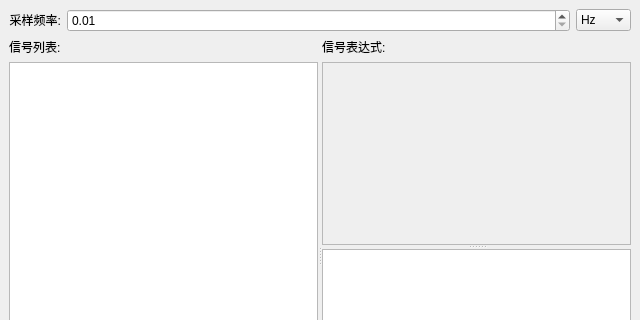
The window that ui/mainWindow.ui (ZZH-Finzlize/signal-test-box) describes before a commit, drawn with Qt 5; both pictures show x 0 to 640 and y 0 to 320 of the 640 by 480 pixel window.
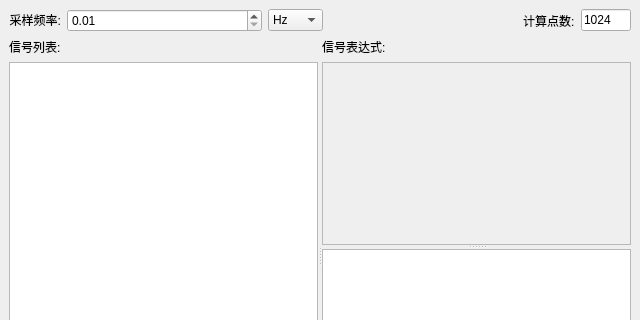
The same window after the commit. Custom widgets are drawn as their Qt base class.

Commit message: # 加入无参数函数支持,内置函数新增随机函数,新增计算点数配置

Patch:
```diff
--- a/ui/mainWindow.ui
+++ b/ui/mainWindow.ui
@@ -58,7 +58,7 @@
       <item>
        <widget class="QComboBox" name="pFsScale">
         <property name="currentText">
-         <string>Hz</string>
+         <string>KHz</string>
         </property>
         <item>
          <property name="text">
@@ -77,6 +77,54 @@
         </item>
        </widget>
       </item>
+      <item>
+       <spacer name="horizontalSpacer">
+        <property name="orientation">
+         <enum>Qt::Horizontal</enum>
+        </property>
+        <property name="sizeHint" stdset="0">
+         <size>
+          <width>40</width>
+          <height>20</height>
+         </size>
+        </property>
+       </spacer>
+      </item>
+      <item>
+       <widget class="QLabel" name="label_4">
+        <property name="text">
+         <string>计算点数:</string>
+        </property>
+       </widget>
+      </item>
+      <item>
+       <widget class="QLineEdit" name="pCalNum">
+        <property name="sizePolicy">
+         <sizepolicy hsizetype="Maximum" vsizetype="Fixed">
+          <horstretch>0</horstretch>
+          <verstretch>0</verstretch>
+         </sizepolicy>
+        </property>
+        <property name="minimumSize">
+         <size>
+          <width>20</width>
+          <height>0</height>
+         </size>
+        </property>
+        <property name="maximumSize">
+         <size>
+          <width>50</width>
+          <height>16777215</height>
+         </size>
+        </property>
+        <property name="text">
+         <string>1024</string>
+        </property>
+        <property name="maxLength">
+         <number>4</number>
+        </property>
+       </widget>
+      </item>
      </layout>
     </item>
     <item>
```
The commit also changes 9 other files.
